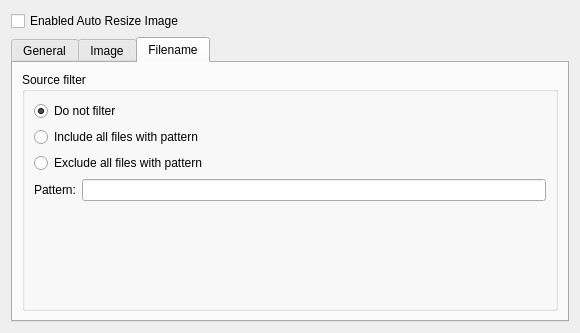
Before: the Qt Designer form messagecomposer/imagescaling/imagescalingwidget.ui in KDE/kdepim, drawn with Qt 5.
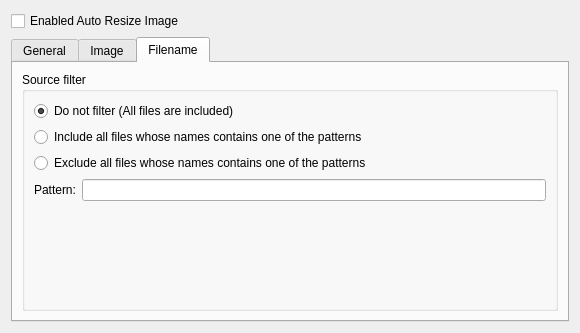
After: the same form once the commit is applied. The open tabs and pages were chosen to show the change. Custom widgets are drawn as their Qt base class.

```diff
--- a/messagecomposer/imagescaling/imagescalingwidget.ui
+++ b/messagecomposer/imagescaling/imagescalingwidget.ui
@@ -272,7 +272,7 @@
           <item>
            <widget class="QRadioButton" name="notFilterFilename">
             <property name="text">
-             <string>Do not filter</string>
+             <string>Do not filter (All files are included)</string>
             </property>
             <property name="checked">
              <bool>true</bool>
@@ -282,14 +282,14 @@
           <item>
            <widget class="QRadioButton" name="includeFilesWithPattern">
             <property name="text">
-             <string>Include all files with pattern</string>
+             <string>Include all files whose names contains one of the patterns</string>
             </property>
            </widget>
           </item>
           <item>
            <widget class="QRadioButton" name="excludeFilesWithPattern">
             <property name="text">
-             <string>Exclude all files with pattern</string>
+             <string>Exclude all files whose names contains one of the patterns</string>
             </property>
            </widget>
           </item>
```
